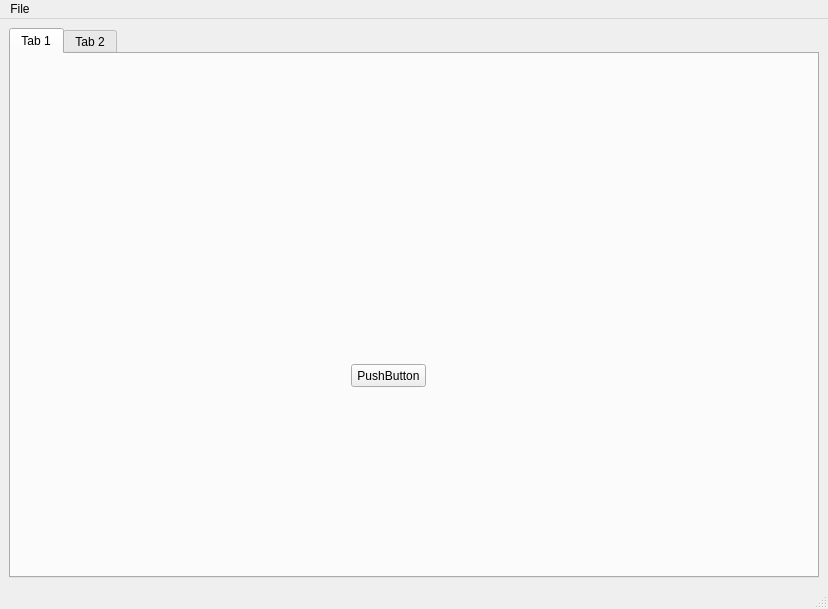
Old version of the form uis/GUI_v1.ui in the repository JakubBurczyk/Evolutionary_PID_Tuner.
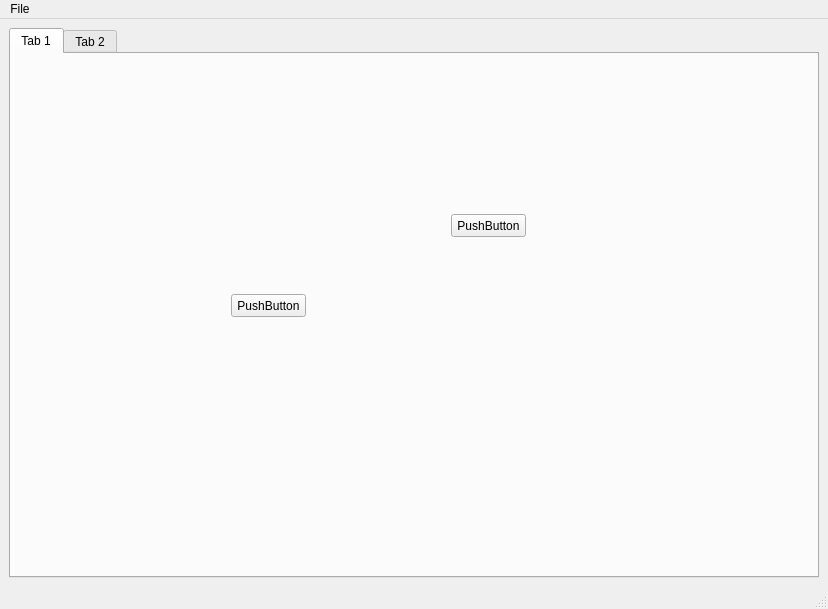
New version of the form.

Patch:
```diff
--- a/uis/GUI_v1.ui
+++ b/uis/GUI_v1.ui
@@ -27,8 +27,21 @@
        <widget class="QPushButton" name="pushButton">
         <property name="geometry">
          <rect>
-          <x>340</x>
-          <y>310</y>
+          <x>220</x>
+          <y>240</y>
+          <width>75</width>
+          <height>23</height>
+         </rect>
+        </property>
+        <property name="text">
+         <string>PushButton</string>
+        </property>
+       </widget>
+       <widget class="QPushButton" name="pushButton_2">
+        <property name="geometry">
+         <rect>
+          <x>440</x>
+          <y>160</y>
           <width>75</width>
           <height>23</height>
          </rect>
```
